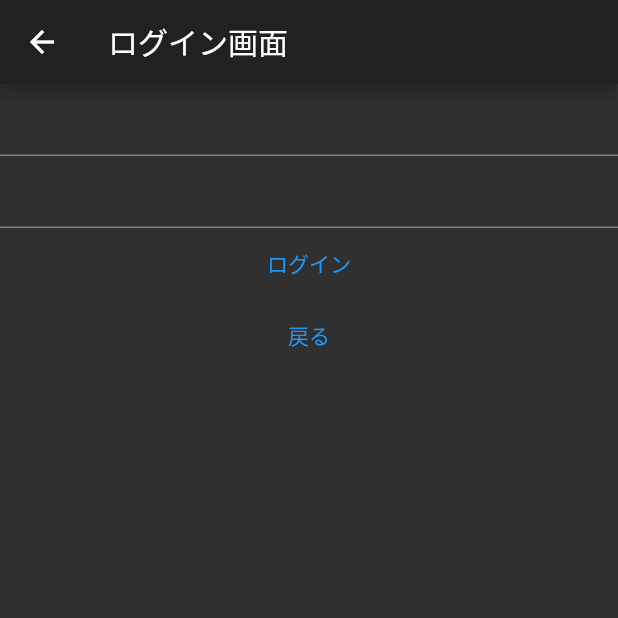
After one commit to KeitaFukue/coriander, a Flutter app: the screen it shows after launch, after a tap on "ボタン", after a tap on "ログイン", on a phone screen of 412 x 824 dp, the top half of it. The commit adds this screen. Run offline on Flutter 3.47's test engine with Material 2 defaults, Android fonts, the phone set to English and light mode, and no system bars; our stand-ins replace cloud_firestore, firebase_auth, firebase_core; accounts and stored records are empty; network calls fail.

Commit message:
FirebaseAuthでログインを実装 login_pageとlogin_modelを作り、login_modelでsignInWithEmailAndPasswordを呼び出す関数を作る

```diff
--- /dev/null
+++ b/lib/presentation/login/login_model.dart
@@ -0,0 +1,17 @@
+import 'package:firebase_auth/firebase_auth.dart';
+import 'package:flutter/material.dart';
+
+class LogInModel extends ChangeNotifier{
+  String email = '';
+  String pass = '';
+
+
+  Future logIn() async {
+    UserCredential userCredential = await FirebaseAuth.instance
+        .signInWithEmailAndPassword(
+        email: email.trim(),
+        password: pass
+    );
+  }
+
+}
--- /dev/null
+++ b/lib/presentation/login/login_page.dart
@@ -0,0 +1,107 @@
+import 'package:coriander_app/presentation/book_list/book_list_page.dart';
+import 'package:coriander_app/presentation/sign_up/sign_up_model.dart';
+import 'package:flutter/material.dart';
+import 'package:provider/provider.dart';
+
+import 'login_model.dart';
+
+
+class LogInPage extends StatelessWidget {
+
+  @override
+  Widget build(BuildContext context) {
+//    final emailEditingController = TextEditingController();
+//    final passEditingController = TextEditingController();
+
+    return ChangeNotifierProvider<LogInModel>(
+      create: (_) => LogInModel(),
+
+      child: Scaffold(
+        appBar: AppBar(
+          title: Text('ログイン画面'),
+        ),
+
+        body: Consumer<LogInModel>(
+          builder: (context, model, child) {
+            return Column(
+              children: [
+                TextField(
+//                  controller: emailEditingController,//フォームにデフォルトの値を入れるためのcontroller
+                  onChanged: (text){
+                    //TODO テキストフィールドの内容を
+                    model.email = text;
+                  },
+                ),
+
+                TextField(
+//                  controller: passEditingController,//フォームにデフォルトの値を入れるためのcontroller
+                  onChanged: (text){
+                    //TODO テキストフィールドの内容を
+                    model.pass = text;
+                  },
+                ),
+
+
+                TextButton(
+                  child: Text('ログイン'),
+                  onPressed: () async{
+                    try {
+                      await model.logIn();
+                      await showDialog<void>(
+                        context: context,
+                        builder: (BuildContext context) {
+                          return AlertDialog(
+                            title: Text('ログインできたお！'),
+                            actions: <Widget>[
+                              TextButton(
+                                child: Text('OK'),
+                                onPressed: () {
+                                  Navigator.of(context).pop();
+                                },
+                              ),
+                            ],
+                          );
+                        },
+                      );
+                      Navigator.of(context).pop();
+                      //TODO 本のbookListページに遷移
+                      Navigator.push(
+                        context,
+                        MaterialPageRoute(builder: (context) => BookListPage()),
+                      );
+                    }
+                    catch(e){
+                      showDialog<void>(
+                        context: context,
+                        builder: (BuildContext context) {
+                          return AlertDialog(
+                            title: Text(e.toString()),
+                            actions: <Widget>[
+                              TextButton(
+                                child: Text('OK'),
+                                onPressed: () {
+                                  Navigator.of(context).pop();
+                                },
+                              ),
+                            ],
+                          );
+                        },
+                      );
+                    }
+                  },
+                ),
+
+                TextButton(
+                  child: Text('戻る'),
+                  onPressed: () {
+                    Navigator.of(context).pop();
+                  },
+                ),
+              ],
+            );
+          },
+        ),
+      ),
+    );
+  }
+}
--- a/lib/presentation/main/main.dart
+++ b/lib/presentation/main/main.dart
@@ -1,4 +1,5 @@
 import 'package:coriander_app/presentation/book_list/book_list_page.dart';
+import 'package:coriander_app/presentation/login/login_page.dart';
 import 'package:coriander_app/presentation/sign_up/sign_up_page.dart';
 import 'package:firebase_core/firebase_core.dart';
 import 'package:flutter/material.dart';
@@ -79,6 +80,16 @@ class Main extends StatelessWidget{
                       },
                     ),
 
+                    TextButton(
+                      child:Text('ログイン'),
+                      onPressed: (){
+                        model.changeTempText();
+                        Navigator.push(
+                          context,
+                          MaterialPageRoute(builder: (context) => LogInPage()),
+                        );
+                      },
+                    ),
                   ],
                 )
               );
```
